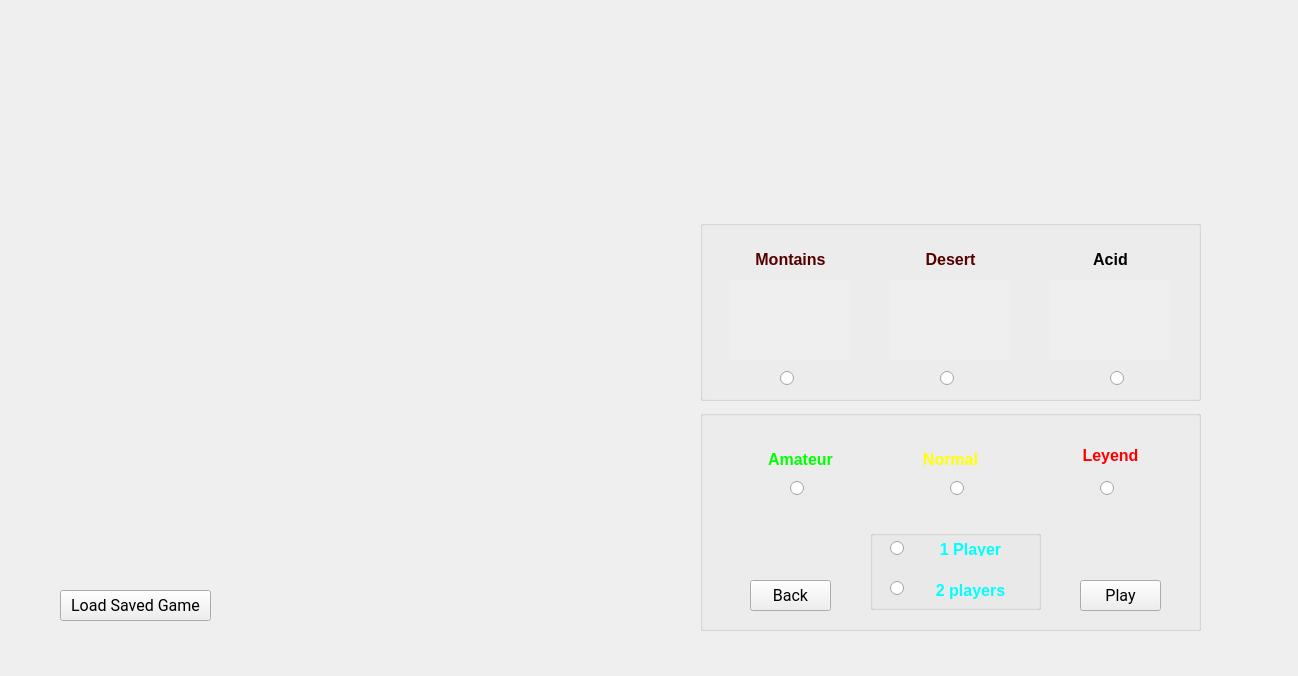
jmparradov/Informatica2, file 5. Proyecto Final/2. Desarrollo/Gravity_Bike/game_options.ui: the form before one commit.
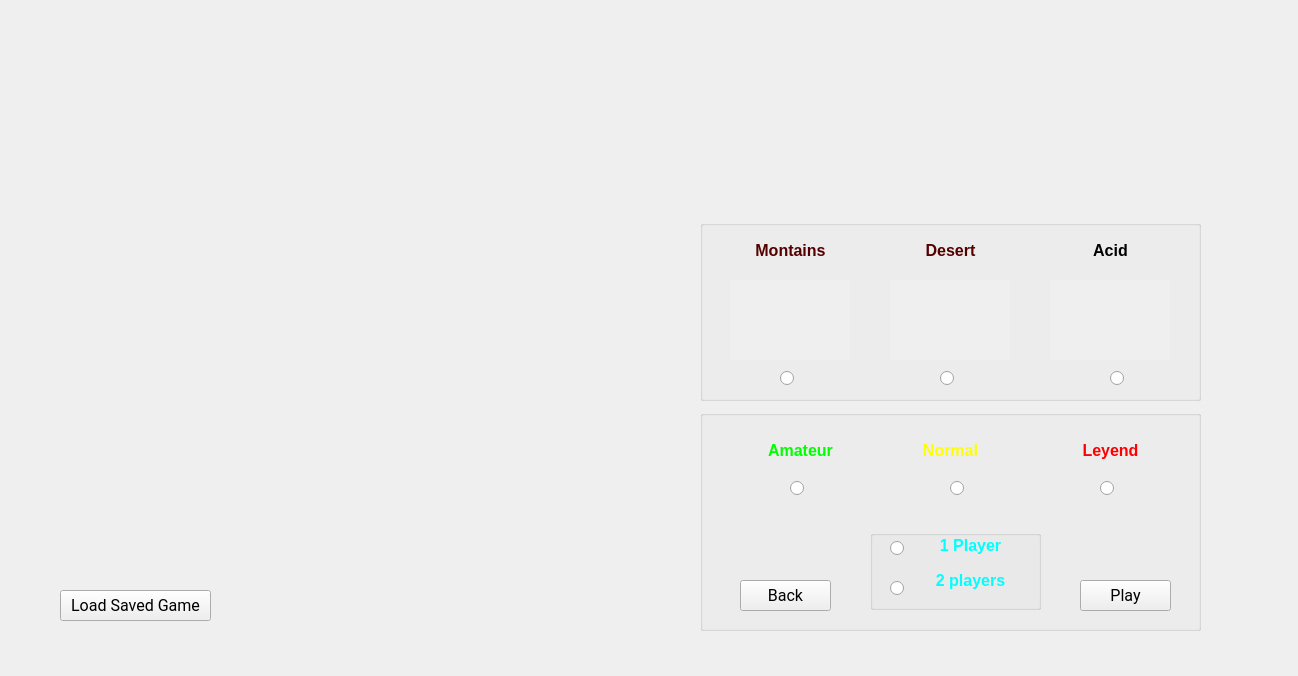
The form after the commit.

Patch:
```diff
--- a/5. Proyecto Final/2. Desarrollo/Gravity_Bike/game_options.ui
+++ b/5. Proyecto Final/2. Desarrollo/Gravity_Bike/game_options.ui
@@ -68,9 +68,9 @@
     <property name="geometry">
      <rect>
       <x>40</x>
-      <y>30</y>
+      <y>15</y>
       <width>101</width>
-      <height>16</height>
+      <height>31</height>
      </rect>
     </property>
     <property name="text">
@@ -81,9 +81,9 @@
     <property name="geometry">
      <rect>
       <x>200</x>
-      <y>30</y>
+      <y>15</y>
       <width>101</width>
-      <height>16</height>
+      <height>31</height>
      </rect>
     </property>
     <property name="text">
@@ -94,9 +94,9 @@
     <property name="geometry">
      <rect>
       <x>360</x>
-      <y>30</y>
+      <y>15</y>
       <width>101</width>
-      <height>16</height>
+      <height>31</height>
      </rect>
     </property>
     <property name="text">
@@ -207,9 +207,9 @@
     <property name="geometry">
      <rect>
       <x>50</x>
-      <y>40</y>
+      <y>25</y>
       <width>101</width>
-      <height>16</height>
+      <height>31</height>
      </rect>
     </property>
     <property name="text">
@@ -220,9 +220,9 @@
     <property name="geometry">
      <rect>
       <x>200</x>
-      <y>40</y>
+      <y>25</y>
       <width>101</width>
-      <height>16</height>
+      <height>31</height>
      </rect>
     </property>
     <property name="text">
@@ -233,9 +233,9 @@
     <property name="geometry">
      <rect>
       <x>360</x>
-      <y>30</y>
+      <y>20</y>
       <width>101</width>
-      <height>31</height>
+      <height>41</height>
      </rect>
     </property>
     <property name="text">
@@ -247,7 +247,7 @@
      <rect>
       <x>380</x>
       <y>170</y>
-      <width>81</width>
+      <width>91</width>
       <height>31</height>
      </rect>
     </property>
@@ -264,9 +264,9 @@
    <widget class="QPushButton" name="backbutton">
     <property name="geometry">
      <rect>
-      <x>50</x>
+      <x>40</x>
       <y>170</y>
-      <width>81</width>
+      <width>91</width>
       <height>31</height>
      </rect>
     </property>
@@ -322,9 +322,9 @@
      <property name="geometry">
       <rect>
        <x>50</x>
-       <y>10</y>
+       <y>0</y>
        <width>101</width>
-       <height>16</height>
+       <height>31</height>
       </rect>
      </property>
      <property name="text">
@@ -335,9 +335,9 @@
      <property name="geometry">
       <rect>
        <x>50</x>
-       <y>50</y>
+       <y>30</y>
        <width>101</width>
-       <height>21</height>
+       <height>41</height>
       </rect>
      </property>
      <property name="text">
```
